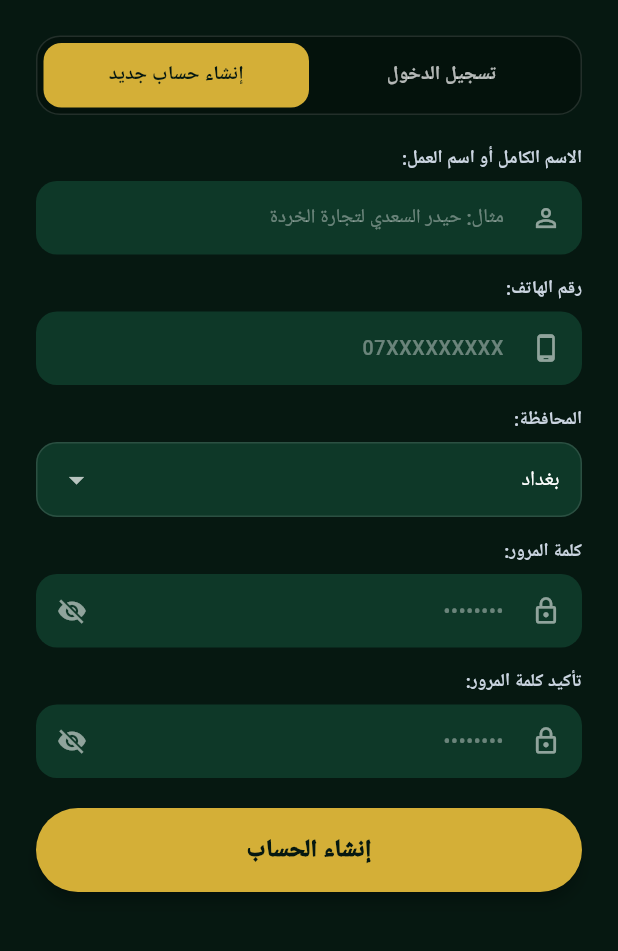
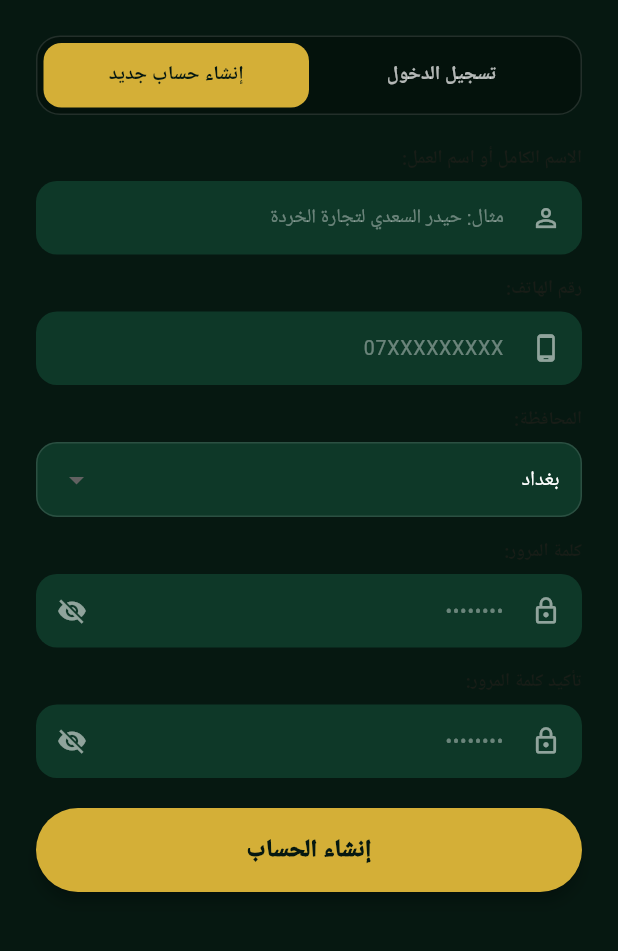
Before and after one commit to phmalkadim-crypto/attakapp, a Flutter app: the screen it shows after launch, after a tap on "إنشاء حساب جديد", on a phone screen of 412 x 824 dp, the part 257-1208 px from its top. Run offline on Flutter 3.47's test engine with Material 3 defaults, Android fonts, the phone set to English and light mode, and no system bars; our stand-ins replace google_fonts; network calls fail; Roboto replaces fonts that are missing (Cairo, Tajawal).

Commit message:
Update main.dart

```diff
--- a/lib/main.dart
+++ b/lib/main.dart
@@ -1,29 +1,19 @@
 import 'package:flutter/material.dart';
 import 'package:flutter_localizations/flutter_localizations.dart';
-import 'package:provider/provider.dart';
-import 'constants/theme.dart';
-import 'services/app_state.dart';
 import 'screens/splash_screen.dart';
 
 void main() {
-  WidgetsFlutterBinding.ensureInitialized();
-  runApp(
-    ChangeNotifierProvider(
-      create: (_) => AppState(),
-      child: const AttakApp(),
-    ),
-  );
+  runApp(const AttakApp());
 }
 
 class AttakApp extends StatelessWidget {
   const AttakApp({super.key});
 
   @override
-  Widget build(BuildContext context) {
+  Widget build(Widget context) {
     return MaterialApp(
       title: 'عَتّاك | Attak',
       debugShowCheckedModeBanner: false,
-      theme: AppTheme.darkTheme,
       localizationsDelegates: const [
         GlobalMaterialLocalizations.delegate,
         GlobalWidgetsLocalizations.delegate,
@@ -31,9 +21,24 @@ class AttakApp extends StatelessWidget {
       ],
       supportedLocales: const [
         Locale('ar', 'IQ'),
-        Locale('ar', ''),
       ],
       locale: const Locale('ar', 'IQ'),
+      theme: ThemeData(
+        useMaterial3: true,
+        primaryColor: const Color(0xFF04AF37),
+        colorScheme: ColorScheme.fromSeed(
+          seedColor: const Color(0xFF04AF37),
+          primary: const Color(0xFF04AF37),
+          secondary: const Color(0xFFB30222),
+        ),
+        scaffoldBackgroundColor: const Color(0xFFF8F9FA),
+        appBarTheme: const AppBarTheme(
+          backgroundColor: Color(0xFF04AF37),
+          foregroundColor: Colors.white,
+          centerTitle: true,
+          elevation: 0,
+        ),
+      ),
       home: const SplashScreen(),
     );
   }
```
